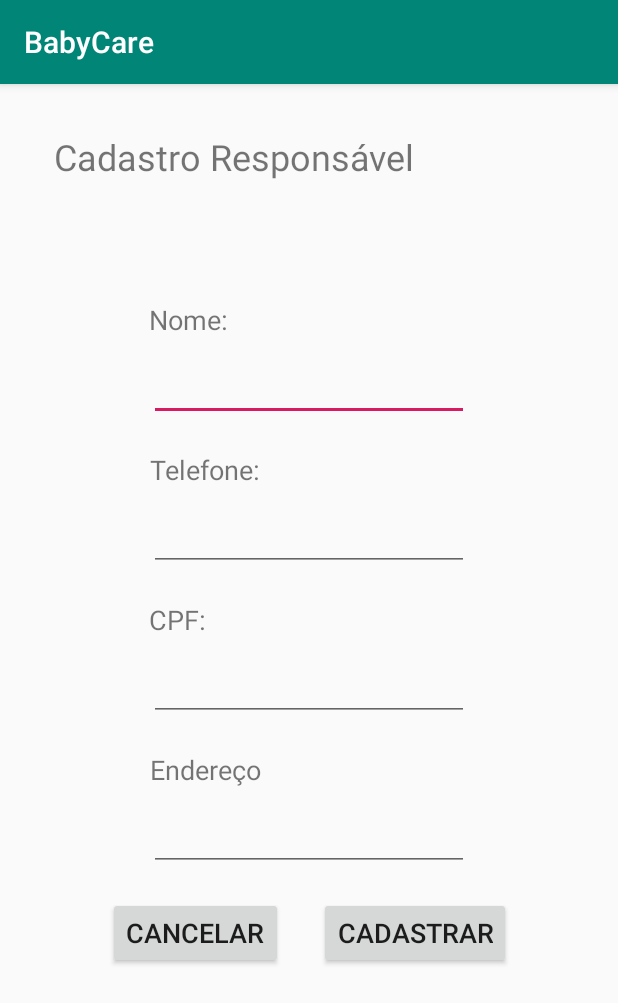
After one commit to RaFaElMOW/TrabalhoMobileProfRafael, an Android app: the ViewCadastroResponsavel screen opened directly, with no data from a screen before it, on a phone screen of 412 x 824 dp. The commit adds this screen. Shown: the top 1003 px of the screen. Run offline under Robolectric (Android 15) with nearby library versions, the phone set to English and light mode, and no system bars.

Commit message:
Telas cadastro responsável e criança

```diff
--- a/app/build.gradle
+++ b/app/build.gradle
@@ -22,7 +22,9 @@ dependencies {
     implementation fileTree(dir: 'libs', include: ['*.jar'])
     implementation 'com.android.support:appcompat-v7:28.0.0'
     implementation 'com.android.support.constraint:constraint-layout:1.1.3'
+    implementation 'com.android.support:design:28.0.0'
     testImplementation 'junit:junit:4.12'
     androidTestImplementation 'com.android.support.test:runner:1.0.2'
     androidTestImplementation 'com.android.support.test.espresso:espresso-core:3.0.2'
+    implementation 'com.android.support:recyclerview-v7:28.0.0'
 }
--- a/app/src/main/AndroidManifest.xml
+++ b/app/src/main/AndroidManifest.xml
@@ -9,6 +9,8 @@
         android:roundIcon="@mipmap/ic_launcher_round"
         android:supportsRtl="true"
         android:theme="@style/AppTheme">
+        <activity android:name=".ViewCadastroCrianca"></activity>
+        <activity android:name=".ViewCadastroResponsavel" />
         <activity android:name=".MainActivity">
             <intent-filter>
                 <action android:name="android.intent.action.MAIN" />
--- /dev/null
+++ b/app/src/main/java/com/example/babycare/ViewCadastroResponsavel.java
@@ -0,0 +1,35 @@
+package com.example.babycare;
+
+import android.content.Intent;
+import android.support.v7.app.AppCompatActivity;
+import android.os.Bundle;
+import android.view.View;
+import android.widget.Button;
+
+public class ViewCadastroResponsavel extends AppCompatActivity {
+
+    @Override
+    protected void onCreate(Bundle savedInstanceState) {
+        super.onCreate(savedInstanceState);
+        setContentView(R.layout.activity_view_cadastro);
+
+        Button cancelar = (Button) findViewById(R.id.btnCancelar);
+        Button cadastrar = (Button) findViewById(R.id.btnEfetuarCadastro);
+
+        cancelar.setOnClickListener(new View.OnClickListener(){
+            @Override
+            public void onClick(View v){
+                finish();
+            }
+        });
+
+        cadastrar.setOnClickListener(new View.OnClickListener(){
+            @Override
+            public void onClick(View v){
+                finish();
+                Intent it = new Intent(ViewCadastroResponsavel.this, ViewCadastroCrianca.class);
+                startActivity(it);
+            }
+        });
+    }
+}
--- /dev/null
+++ b/app/src/main/res/layout/activity_view_cadastro.xml
@@ -0,0 +1,151 @@
+<?xml version="1.0" encoding="utf-8"?>
+<android.support.constraint.ConstraintLayout xmlns:android="http://schemas.android.com/apk/res/android"
+    xmlns:app="http://schemas.android.com/apk/res-auto"
+    xmlns:tools="http://schemas.android.com/tools"
+    android:layout_width="match_parent"
+    android:layout_height="match_parent"
+    tools:context=".ViewCadastroResponsavel">
+
+    <TextView
+        android:id="@+id/lblnome"
+        android:layout_width="wrap_content"
+        android:layout_height="wrap_content"
+        android:layout_marginStart="99dp"
+        android:layout_marginTop="80dp"
+        android:layout_marginEnd="260dp"
+        android:text="Nome:"
+        android:textSize="18sp"
+        app:layout_constraintEnd_toEndOf="parent"
+        app:layout_constraintStart_toStartOf="parent"
+        app:layout_constraintTop_toBottomOf="@+id/lblnome2" />
+
+    <TextView
+        android:id="@+id/lblnome2"
+        android:layout_width="wrap_content"
+        android:layout_height="wrap_content"
+        android:layout_marginStart="36dp"
+        android:layout_marginTop="32dp"
+        android:layout_marginEnd="136dp"
+        android:text="Cadastro Responsável"
+        android:textSize="24sp"
+        app:layout_constraintEnd_toEndOf="parent"
+        app:layout_constraintStart_toStartOf="parent"
+        app:layout_constraintTop_toTopOf="parent" />
+
+    <TextView
+        android:id="@+id/lblTelefone"
+        android:layout_width="wrap_content"
+        android:layout_height="wrap_content"
+        android:layout_marginStart="99dp"
+        android:layout_marginTop="20dp"
+        android:layout_marginEnd="238dp"
+        android:text="Telefone:"
+        android:textSize="18sp"
+        app:layout_constraintEnd_toEndOf="parent"
+        app:layout_constraintStart_toStartOf="parent"
+        app:layout_constraintTop_toBottomOf="@+id/editText" />
+
+    <TextView
+        android:id="@+id/lblEndereco"
+        android:layout_width="wrap_content"
+        android:layout_height="wrap_content"
+        android:layout_marginStart="99dp"
+        android:layout_marginTop="20dp"
+        android:layout_marginEnd="238dp"
+        android:text="Endereço"
+        android:textSize="18sp"
+        app:layout_constraintEnd_toEndOf="parent"
+        app:layout_constraintStart_toStartOf="parent"
+        app:layout_constraintTop_toBottomOf="@+id/editText3" />
+
+    <TextView
+        android:id="@+id/lblCPF"
+        android:layout_width="wrap_content"
+        android:layout_height="wrap_content"
+        android:layout_marginStart="99dp"
+        android:layout_marginTop="20dp"
+        android:layout_marginEnd="275dp"
+        android:text="CPF:"
+        android:textSize="18sp"
+        app:layout_constraintEnd_toEndOf="parent"
+        app:layout_constraintStart_toStartOf="parent"
+        app:layout_constraintTop_toBottomOf="@+id/editText2" />
+
+    <EditText
+        android:id="@+id/editText"
+        android:layout_width="wrap_content"
+        android:layout_height="wrap_content"
+        android:layout_marginStart="99dp"
+        android:layout_marginTop="10dp"
+        android:layout_marginEnd="99dp"
+        android:ems="10"
+        android:inputType="textPersonName"
+        app:layout_constraintEnd_toEndOf="parent"
+        app:layout_constraintStart_toStartOf="parent"
+        app:layout_constraintTop_toBottomOf="@+id/lblnome" />
+
+    <EditText
+        android:id="@+id/editText3"
+        android:layout_width="wrap_content"
+        android:layout_height="wrap_content"
+        android:layout_marginStart="99dp"
+        android:layout_marginTop="10dp"
+        android:layout_marginEnd="99dp"
+        android:ems="10"
+        android:inputType="textPersonName"
+        app:layout_constraintEnd_toEndOf="parent"
+        app:layout_constraintStart_toStartOf="parent"
+        app:layout_constraintTop_toBottomOf="@+id/lblCPF" />
+
+    <EditText
+        android:id="@+id/editText4"
+        android:layout_width="wrap_content"
+        android:layout_height="wrap_content"
+        android:layout_marginStart="99dp"
+        android:layout_marginTop="10dp"
+        android:layout_marginEnd="99dp"
+        android:ems="10"
+        android:inputType="textPersonName"
+        app:layout_constraintEnd_toEndOf="parent"
+        app:layout_constraintStart_toStartOf="parent"
+        app:layout_constraintTop_toBottomOf="@+id/lblEndereco" />
+
+    <EditText
+        android:id="@+id/editText2"
+        android:layout_width="wrap_content"
+        android:layout_height="wrap_content"
+        android:layout_marginStart="99dp"
+        android:layout_marginTop="10dp"
+        android:layout_marginEnd="99dp"
+        android:ems="10"
+        android:inputType="textPersonName"
+        app:layout_constraintEnd_toEndOf="parent"
+        app:layout_constraintStart_toStartOf="parent"
+        app:layout_constraintTop_toBottomOf="@+id/lblTelefone" />
+
+    <Button
+        android:id="@+id/btnCancelar"
+        android:layout_width="wrap_content"
+        android:layout_height="wrap_content"
+        android:layout_marginStart="99dp"
+        android:layout_marginTop="17dp"
+        android:layout_marginEnd="12dp"
+        android:text="Cancelar"
+        android:textSize="18sp"
+        app:layout_constraintEnd_toStartOf="@+id/btnEfetuarCadastro"
+        app:layout_constraintStart_toStartOf="parent"
+        app:layout_constraintTop_toBottomOf="@+id/editText4" />
+
+    <Button
+        android:id="@+id/btnEfetuarCadastro"
+        android:layout_width="wrap_content"
+        android:layout_height="wrap_content"
+        android:layout_marginStart="12dp"
+        android:layout_marginTop="17dp"
+        android:layout_marginEnd="99dp"
+        android:text="Cadastrar"
+        android:textSize="18sp"
+        app:layout_constraintEnd_toEndOf="parent"
+        app:layout_constraintStart_toEndOf="@+id/btnCancelar"
+        app:layout_constraintTop_toBottomOf="@+id/editText4" />
+</android.support.constraint.ConstraintLayout>
--- a/app/src/main/res/values/strings.xml
+++ b/app/src/main/res/values/strings.xml
@@ -1,3 +1,6 @@
 <resources>
     <string name="app_name">BabyCare</string>
+    <string name="title_activity_view_cadastro">ViewCadastro</string>
+    <string name="action_settings">Settings</string>
+    <string name="section_format">Hello World from section: %1$d</string>
 </resources>
```
Also changed, not shown: app/src/main/java/com/example/babycare/MainActivity.java (+13 -0 lines), app/src/main/java/com/example/babycare/ViewCadastroCrianca.java (added, +13 -0 lines), app/src/main/res/layout/activity_main.xml (+28 -15 lines), app/src/main/res/layout/activity_view_cadastro_crianca.xml (added, +151 -0 lines), app/src/main/res/menu/menu_view_cadastro.xml (added, +10 -0 lines), app/src/main/res/values/styles.xml (+9 -0 lines), 1 other file.
